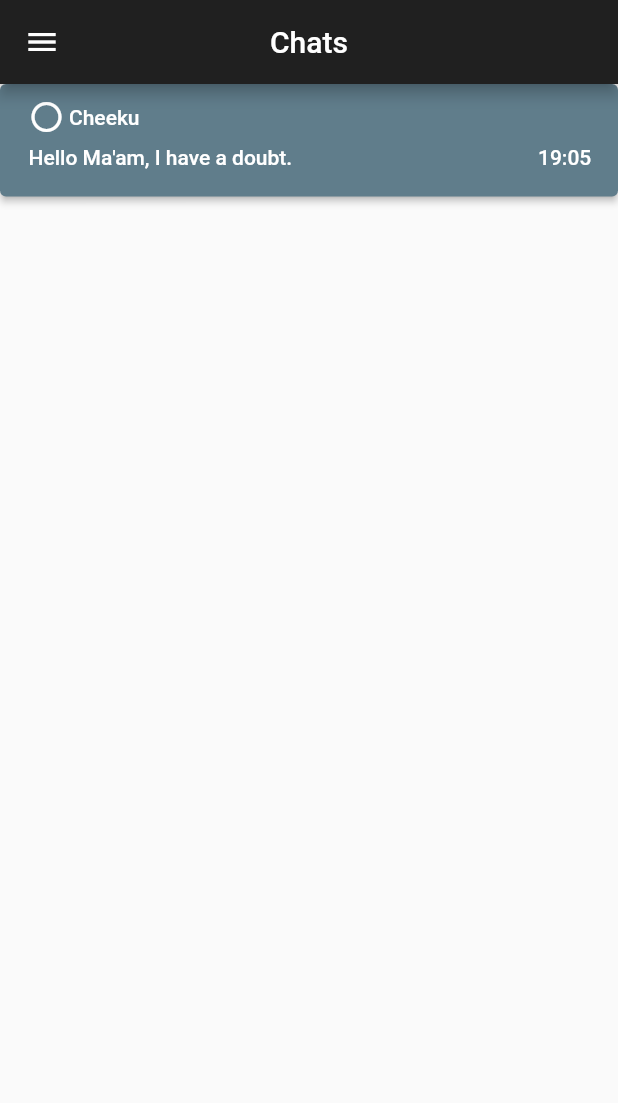
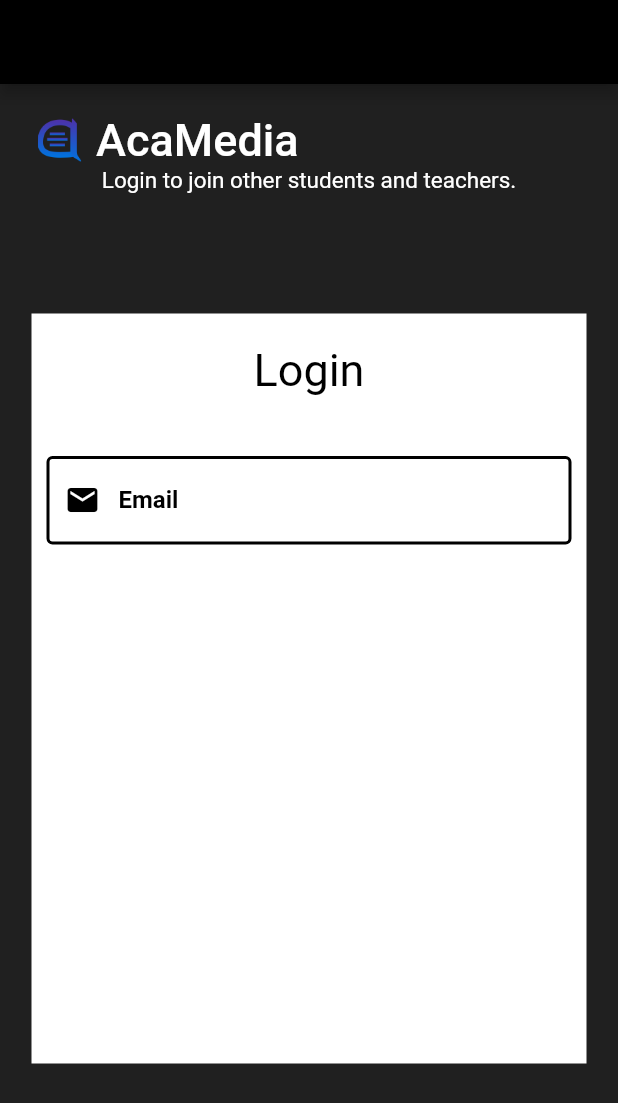
Before and after one commit to Aditya-Chandrn/AcaMedia, a Flutter app: the screen it shows after launch, on a phone screen of 412 x 824 dp. Shown: the top 1103 px of the screen. Run offline on Flutter 3.47's test engine with Material 2 defaults, Android fonts, the phone set to English and light mode, and no system bars; our stand-ins replace firebase_core; accounts and stored records are empty.

Commit message:
adds login page

```diff
--- a/lib/main.dart
+++ b/lib/main.dart
@@ -1,5 +1,6 @@
 // ignore_for_file: prefer_const_constructors, prefer_const_literals_to_create_immutables
 
+import 'package:acamedia/pages/auth/login.dart';
 import 'package:acamedia/shared/constants.dart';
 import 'package:firebase_core/firebase_core.dart';
 import 'package:flutter/material.dart';
@@ -32,7 +33,7 @@ class MyApp extends StatelessWidget {
   Widget build(BuildContext context) {
     return MaterialApp(
       debugShowCheckedModeBanner: false,
-      home: homePage(),
+      home: loginPage(),
     );
   }
 }
--- /dev/null
+++ b/lib/pages/auth/login.dart
@@ -0,0 +1,85 @@
+import 'package:flutter/material.dart';
+import 'package:flutter/src/widgets/framework.dart';
+import 'package:flutter/src/widgets/placeholder.dart';
+
+import '../../widgets/widgets.dart';
+
+class loginPage extends StatefulWidget {
+  const loginPage({super.key});
+
+  @override
+  State<loginPage> createState() => _loginPageState();
+}
+
+class _loginPageState extends State<loginPage> {
+  final formKey = GlobalKey<FormState>();
+  @override
+  Widget build(BuildContext context) {
+    return Scaffold(
+      appBar: AppBar(
+        backgroundColor: Colors.black,
+      ),
+      body:
+      Column(
+        children: [
+          Padding(
+            padding: const EdgeInsets.only(top:20.0, left: 25),
+            child: SingleChildScrollView(
+              child: Center(
+                child: Row(
+                  children: [
+                    Image.asset("assets/Icon Comps.png", width: 30, height: 30,),
+                    Padding(
+                      padding: const EdgeInsets.only(left:9.0),
+                      child: Text("AcaMedia",
+                      style: TextStyle(fontSize: 30, fontWeight: FontWeight.w500, color: Colors.white),
+                      ),
+                    ),
+                  ],
+                ),
+              ),
+            ),
+          ),
+          Text("Login to join other students and teachers.", style: TextStyle(fontSize: 15, fontWeight: FontWeight.w400,color: Colors.white),),
+          Padding(
+            padding: const EdgeInsets.only(top:80.0),
+            child: Container(
+              color: Colors.white,
+              width: 370,
+              height: 500,
+              child: SingleChildScrollView(
+                child: Center(
+                  child: Padding(
+                    padding: const EdgeInsets.only(top:20.0),
+                    child:Form(
+                    key: formKey,
+                    child: Column(
+                      children: [
+                        const Text("Login",
+                        style: TextStyle(fontSize: 30, color: Colors.black),
+                        ),
+                        Padding(
+                          padding: const EdgeInsets.only(top:40.0, left: 10, right: 10),
+                          child: TextFormField(
+                            decoration: textInputDecoration.copyWith(
+                              labelText: "Email",
+                              prefixIcon: Icon(Icons.email,
+                              color: Colors.black,
+                              )
+                            ),
+                          ),
+                        )
+                      ],
+                    ),
+                    )
+                  ),
+                ),
+              ),
+            ),
+          )
+        ],
+      ),
+      backgroundColor: Color.fromARGB(255, 32, 32, 32),
+    );
+  }
+}
--- a/lib/pages/home.dart
+++ b/lib/pages/home.dart
@@ -1,11 +1,17 @@
+import 'package:acamedia/pages/dms.dart';
 import 'package:flutter/material.dart';
 import 'package:flutter/src/widgets/framework.dart';
 import 'package:flutter/src/widgets/placeholder.dart';
 import 'navBar.dart';
 
-class homePage  extends StatelessWidget {
+class homePage  extends StatefulWidget {
   const homePage ({super.key});
 
+  @override
+  State<homePage> createState() => _homePageState();
+}
+
+class _homePageState extends State<homePage> {
   @override
   Widget build(BuildContext context) {
     return Scaffold(
@@ -31,7 +37,9 @@ class homePage  extends StatelessWidget {
           ),
           Container(
             child: ElevatedButton(
-              onPressed: () {},
+              onPressed: () {
+                Navigator.push(context, MaterialPageRoute(builder: ((context) => DMpage()),));
+              },
               style: ElevatedButton.styleFrom(
                   primary: Colors.blueGrey, fixedSize: Size(412, 75)),
               child: Padding(
--- a/lib/pages/navBar.dart
+++ b/lib/pages/navBar.dart
@@ -33,12 +33,12 @@ class navBar extends StatelessWidget {
               decoration: BoxDecoration(color: Color.fromARGB(255, 32, 32, 32),),
               ),
             ),
-        ListTile(
-          leading: Icon(Icons.account_circle_sharp),
-          title: Text("Profile",
-          style: TextStyle(fontSize: 20)),
-          onTap: () => {},
-        ),
+        // ListTile(
+        //   leading: Icon(Icons.account_circle_sharp),
+        //   title: Text("Profile",
+        //   style: TextStyle(fontSize: 20)),
+        //   onTap: () => {},
+        // ),
         ListTile(
           leading: Icon(Icons.search),
           title: Text("Search",
@@ -58,8 +58,14 @@ class navBar extends StatelessWidget {
           onTap: () => {Navigator.push(context, MaterialPageRoute(builder: (context) => callPage(),))},
         ),
         ListTile(
-          leading: Icon(Icons.notifications_outlined),
-          title: Text("Notifications",
+          leading: Icon(Icons.settings),
+          title: Text("Settings",
+          style: TextStyle(fontSize: 20)),
+          onTap: () => {},
+        ),
+        ListTile(
+          leading: Icon(Icons.exit_to_app_outlined),
+          title: Text("Exit",
           style: TextStyle(fontSize: 20)),
           onTap: () => {},
         ),
--- /dev/null
+++ b/lib/widgets/widgets.dart
@@ -0,0 +1,16 @@
+import 'dart:math';
+
+import 'package:flutter/material.dart';
+
+const textInputDecoration = InputDecoration(
+  labelStyle: TextStyle(color: Colors.black, fontWeight: FontWeight.w600),
+  focusedBorder: OutlineInputBorder(
+    borderSide: BorderSide(color: Colors.black, width: 2)
+  ),
+  enabledBorder: OutlineInputBorder(
+    borderSide: BorderSide(color: Colors.black, width: 2)
+  ),
+  errorBorder: OutlineInputBorder(
+    borderSide: BorderSide(color: Colors.black, width: 2)
+  ),
+);
--- a/pubspec.yaml
+++ b/pubspec.yaml
@@ -57,9 +57,8 @@ flutter:
   # the material Icons class.
   uses-material-design: true
   # To add assets to your application, add an assets section, like this:
-  # assets:
-  #   - images/a_dot_burr.jpeg
-  #   - images/a_dot_ham.jpeg
+  assets:
+    - assets/
   # An image asset can refer to one or more resolution-specific "variants", see
   # https://flutter.dev/assets-and-images/#resolution-aware
   # For details regarding adding assets from package dependencies, see
```
Also changed, not shown: assets/Icon Comps.png (added).
